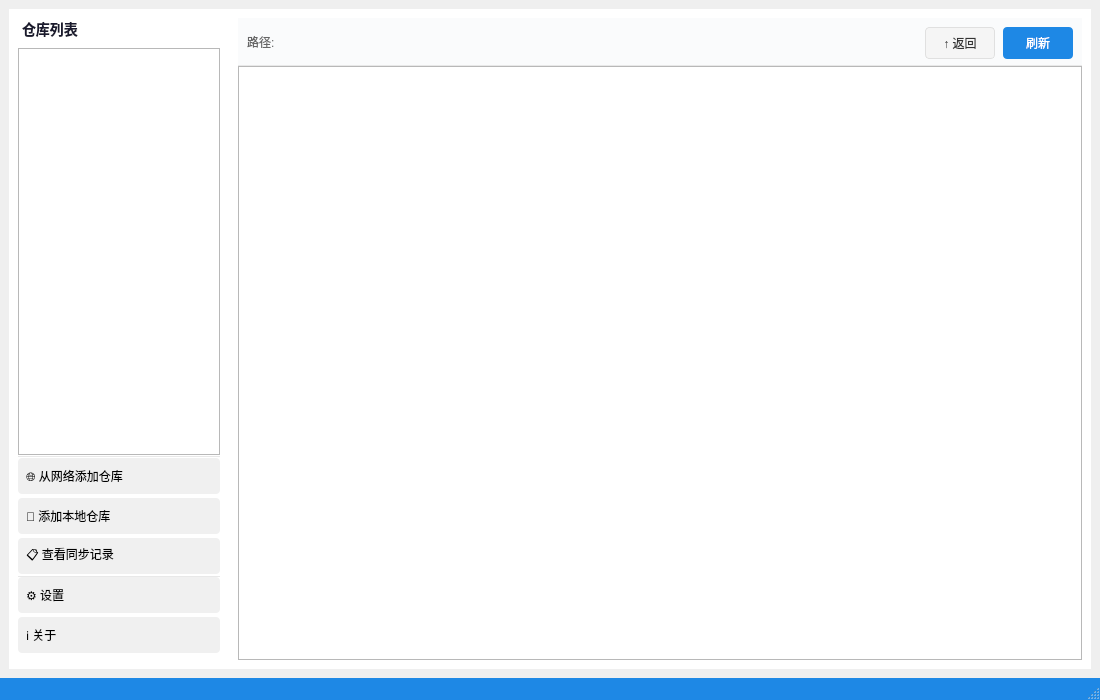
Old version of the form src/ui/mainwindow.ui in the repository vxling/SVNFileBox-Qt.
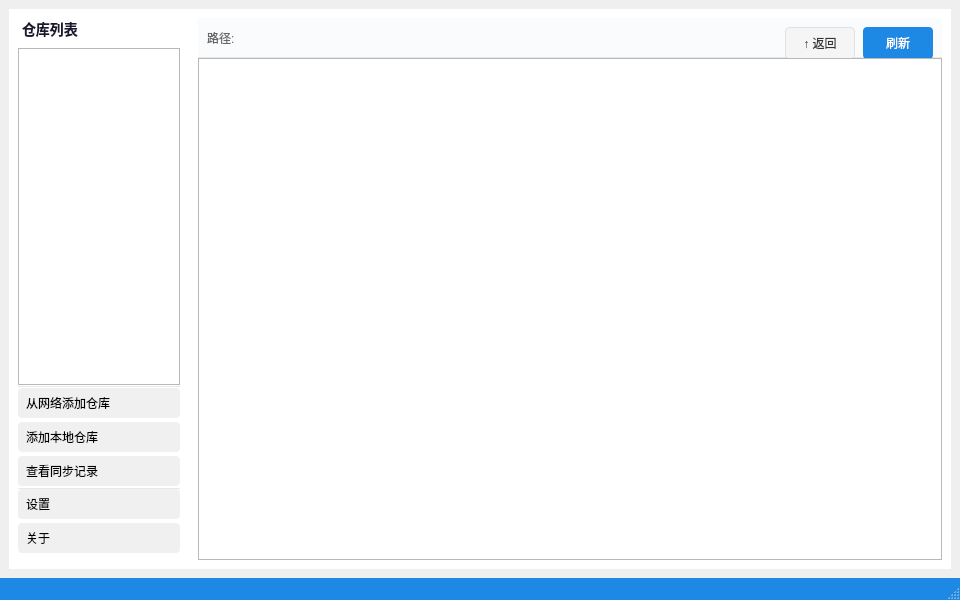
New version of the form.

Commit message:
refactor: tighten UI layout - smaller window, narrower sidebar, compact buttons
- Main window: 1100x700 → 960x600
- Sidebar: 220px → 180px
- Path bar: 48px → 40px height
- Buttons: 36px → 30px height
- Status bar: 36px → 28px
- Remove emojis from sidebar buttons (cleaner look)
- Checkout dialog: 540x400 → 480x260, folder path row removed

```diff
--- a/src/ui/mainwindow.ui
+++ b/src/ui/mainwindow.ui
@@ -9,8 +9,8 @@
    <rect>
     <x>0</x>
     <y>0</y>
-    <width>1100</width>
-    <height>700</height>
+    <width>960</width>
+    <height>600</height>
    </rect>
   </property>
   <widget class="QWidget" name="centralwidget">
@@ -23,13 +23,13 @@
      <widget class="QWidget" name="m_sidebar">
       <property name="minimumSize">
        <size>
-        <width>220</width>
+        <width>180</width>
         <height>0</height>
        </size>
       </property>
       <property name="maximumSize">
        <size>
-        <width>220</width>
+        <width>180</width>
         <height>16777215</height>
        </size>
       </property>
@@ -81,12 +81,12 @@
          <item>
           <widget class="QPushButton" name="m_btnCheckout">
            <property name="text">
-           <string>🌐 从网络添加仓库</string>
+           <string>从网络添加仓库</string>
            </property>
            <property name="minimumSize">
             <size>
              <width>0</width>
-             <height>36</height>
+             <height>30</height>
             </size>
            </property>
            <property name="styleSheet">
@@ -97,12 +97,12 @@
          <item>
           <widget class="QPushButton" name="m_btnAddLocal">
            <property name="text">
-            <string>📂 添加本地仓库</string>
+            <string>添加本地仓库</string>
            </property>
            <property name="minimumSize">
             <size>
              <width>0</width>
-             <height>36</height>
+             <height>30</height>
             </size>
            </property>
            <property name="styleSheet">
@@ -113,12 +113,12 @@
          <item>
           <widget class="QPushButton" name="m_btnSyncRecords">
            <property name="text">
-            <string>📋 查看同步记录</string>
+            <string>查看同步记录</string>
            </property>
            <property name="minimumSize">
             <size>
              <width>0</width>
-             <height>36</height>
+             <height>30</height>
             </size>
            </property>
            <property name="styleSheet">
@@ -149,12 +149,12 @@
          <item>
           <widget class="QPushButton" name="m_btnSettings">
            <property name="text">
-            <string>⚙️ 设置</string>
+            <string>设置</string>
            </property>
            <property name="minimumSize">
             <size>
              <width>0</width>
-             <height>36</height>
+             <height>30</height>
             </size>
            </property>
            <property name="styleSheet">
@@ -165,12 +165,12 @@
          <item>
           <widget class="QPushButton" name="m_btnAbout">
            <property name="text">
-            <string>ℹ️ 关于</string>
+            <string>关于</string>
            </property>
            <property name="minimumSize">
             <size>
              <width>0</width>
-             <height>36</height>
+             <height>30</height>
             </size>
            </property>
            <property name="styleSheet">
@@ -206,13 +206,13 @@
          <property name="minimumSize">
           <size>
            <width>0</width>
-           <height>48</height>
+           <height>40</height>
           </size>
          </property>
          <property name="maximumSize">
           <size>
            <width>16777215</width>
-           <height>48</height>
+           <height>40</height>
           </size>
          </property>
          <property name="styleSheet">
```
Left out of the diff: 2 changed lines with no effect on the pictures. The commit also changes 3 other files.
